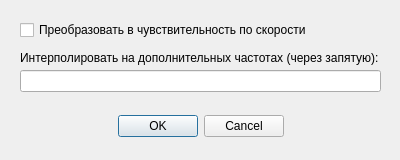
First picture: the form in shaker_calibration/ui/settings_dialog.ui, repository spectral307/shaker_calibration, before the edit.
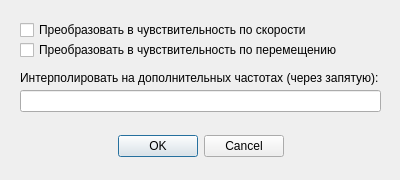
Second picture: the form after the edit.

Commit message: Add displacement action to settings dialog

Diff of the .ui file:
```diff
--- a/shaker_calibration/ui/settings_dialog.ui
+++ b/shaker_calibration/ui/settings_dialog.ui
@@ -7,7 +7,7 @@
     <x>0</x>
     <y>0</y>
     <width>400</width>
-    <height>160</height>
+    <height>180</height>
    </rect>
   </property>
   <property name="windowTitle">
@@ -17,7 +17,7 @@
    <property name="geometry">
     <rect>
      <x>30</x>
-     <y>110</y>
+     <y>130</y>
      <width>341</width>
      <height>32</height>
     </rect>
@@ -37,7 +37,7 @@
     <rect>
      <x>20</x>
      <y>20</y>
-     <width>291</width>
+     <width>321</width>
      <height>20</height>
     </rect>
    </property>
@@ -49,7 +49,7 @@
    <property name="geometry">
     <rect>
      <x>20</x>
-     <y>50</y>
+     <y>70</y>
      <width>361</width>
      <height>16</height>
     </rect>
@@ -62,12 +62,25 @@
    <property name="geometry">
     <rect>
      <x>20</x>
-     <y>70</y>
+     <y>90</y>
      <width>361</width>
      <height>22</height>
     </rect>
    </property>
   </widget>
+  <widget class="QCheckBox" name="displacement_transform_checkbox">
+   <property name="geometry">
+    <rect>
+     <x>20</x>
+     <y>40</y>
+     <width>321</width>
+     <height>20</height>
+    </rect>
+   </property>
+   <property name="text">
+    <string>Преобразовать в чувствительность по перемещению</string>
+   </property>
+  </widget>
  </widget>
  <resources/>
  <connections>
```
The commit also changes 1 other file.
